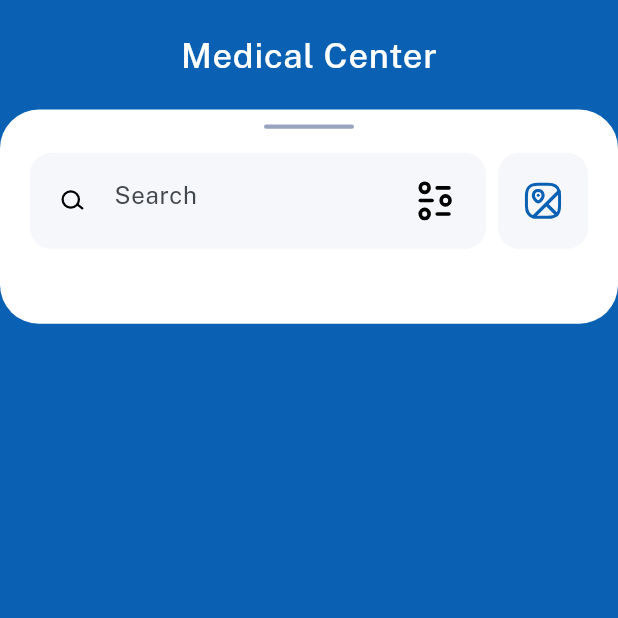
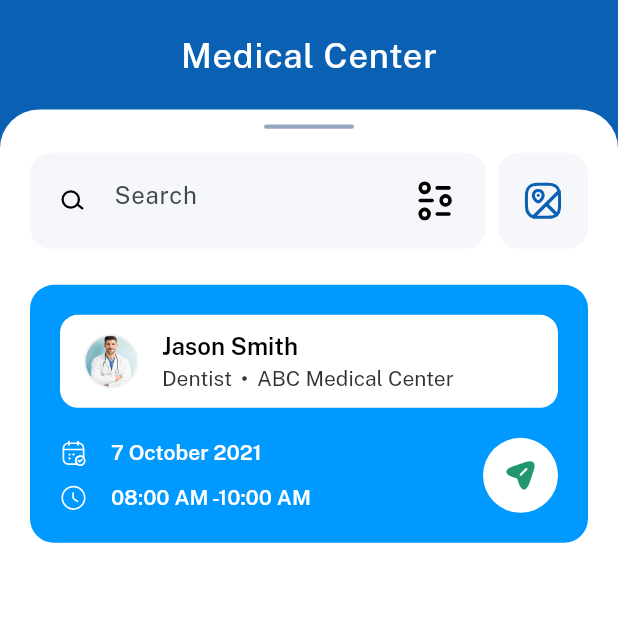
Before and after one commit to Ekojode/flutter-assesment, a Flutter app: the screen it shows after launch, on a phone screen of 412 x 824 dp, the top half of it. Run offline on Flutter 3.47's test engine with Material 3 defaults, Android fonts, the phone set to English and light mode, and no system bars; our stand-ins replace flutter_svg.

Commit message:
Implemented Main Doctor Card

```diff
--- a/paxform_medical/lib/core/constants/app_assets.dart
+++ b/paxform_medical/lib/core/constants/app_assets.dart
@@ -3,6 +3,7 @@ class AppAssets {
   static const String calendarIcon = "assets/icons/calendar_icon.svg";
   static const String calendarTickIcon = "assets/icons/calendar_tick_icon.svg";
   static const String clockIcon = "assets/icons/clock_icon.svg";
+  static const String clockIconWhite = "assets/icons/clock_white_icon.svg";
   static const String dermisIcon = "assets/icons/dermis_icon.svg";
   static const String doctorAppointmentIcon =
       "assets/icons/doctor_appointment_icon.svg";
@@ -16,7 +17,7 @@ class AppAssets {
   static const String lungsIcon = "assets/icons/lungs_icon.svg";
   static const String mapIcon = "assets/icons/map_icon.svg";
   static const String searchIcon = "assets/icons/search_icon.svg";
-  static const String sendIcon = "assets/icons/search_icon.svg";
+  static const String sendIcon = "assets/icons/send_icon.svg";
   static const String settingsIcon = "assets/icons/settings_icon.svg";
   static const String starIcon = "assets/icons/star_icon.svg";
   static const String stethoscopeIcon = "assets/icons/stethoscope_icon.svg";
--- a/paxform_medical/lib/main.dart
+++ b/paxform_medical/lib/main.dart
@@ -13,7 +13,8 @@ class MyApp extends StatelessWidget {
   @override
   Widget build(BuildContext context) {
     return MaterialApp(
-      title: 'Flutter Demo',
+      title: 'Paxforms Medical',
+      debugShowCheckedModeBanner: false,
       theme: ThemeData(
         fontFamily: 'PublicSans',
         colorScheme: ColorScheme.fromSeed(seedColor: AppColors.primary),
--- a/paxform_medical/lib/ui/screens/dashboard_view.dart
+++ b/paxform_medical/lib/ui/screens/dashboard_view.dart
@@ -39,7 +39,15 @@ class DashboardView extends StatelessWidget {
                   borderRadius: BorderRadius.circular(26),
                 ),
                 child: Column(
-                  children: [LittleDivider(), AppSpacing.v16, AppSearchBar()],
+                  children: [
+                    LittleDivider(),
+                    AppSpacing.v16,
+                    AppSearchBar(),
+                    AppSpacing.v24,
+                    MainDoctor(),
+                    AppSpacing.v24,
+                    SizedBox(height: 10000),
+                  ],
                 ),
               ),
             ],
--- /dev/null
+++ b/paxform_medical/lib/ui/widgets/main_doctor.dart
@@ -0,0 +1,137 @@
+import 'package:flutter/material.dart';
+import 'package:flutter_svg/svg.dart';
+
+import '../../core/core.dart';
+
+class MainDoctor extends StatelessWidget {
+  const MainDoctor({super.key});
+
+  @override
+  Widget build(BuildContext context) {
+    return Container(
+      width: double.infinity,
+      height: 172,
+      padding: EdgeInsets.symmetric(horizontal: 20),
+      alignment: Alignment.center,
+      decoration: BoxDecoration(
+        color: AppColors.primaryAccent,
+        borderRadius: BorderRadius.circular(16),
+      ),
+      child: Column(
+        mainAxisAlignment: MainAxisAlignment.spaceEvenly,
+        children: [
+          Container(
+            height: 62,
+            decoration: BoxDecoration(
+              color: AppColors.white,
+              borderRadius: BorderRadius.circular(12),
+            ),
+            child: Row(
+              children: [
+                AppSpacing.h16,
+                CircleAvatar(radius: 18, child: Image.asset(AppAssets.drJason)),
+                AppSpacing.h16,
+                Column(
+                  mainAxisAlignment: MainAxisAlignment.center,
+                  crossAxisAlignment: CrossAxisAlignment.start,
+
+                  children: [
+                    Text(
+                      "Jason Smith",
+                      style: TextStyle(
+                        fontSize: 16,
+                        fontWeight: FontWeight.w600,
+                        letterSpacing: 0,
+                        color: AppColors.primaryText,
+                      ),
+                    ),
+
+                    Row(
+                      children: [
+                        Text(
+                          "Dentist  ",
+                          style: TextStyle(
+                            letterSpacing: 0,
+                            color: AppColors.secondaryText,
+                          ),
+                        ),
+                        Container(
+                          height: 3,
+                          width: 3,
+                          decoration: BoxDecoration(
+                            shape: BoxShape.circle,
+                            color: AppColors.secondaryText,
+                          ),
+                        ),
+                        Text(
+                          "  ABC Medical Center",
+                          style: TextStyle(
+                            letterSpacing: 0,
+                            color: AppColors.secondaryText,
+                          ),
+                        ),
+                      ],
+                    ),
+                  ],
+                ),
+              ],
+            ),
+          ),
+          Row(
+            children: [
+              SizedBox(
+                height: 50,
+                child: Column(
+                  mainAxisAlignment: MainAxisAlignment.center,
+                  crossAxisAlignment: CrossAxisAlignment.start,
+                  children: [
+                    Row(
+                      children: [
+                        SvgPicture.asset(AppAssets.calendarTickIcon),
+                        AppSpacing.h16,
+                        Text(
+                          "7 October 2021",
+                          style: TextStyle(
+                            color: AppColors.white,
+                            fontWeight: FontWeight.w600,
+                            letterSpacing: 0,
+                          ),
+                        ),
+                      ],
+                    ),
+                    Spacer(),
+                    Row(
+                      children: [
+                        SvgPicture.asset(AppAssets.clockIconWhite),
+                        AppSpacing.h16,
+                        Text(
+                          "08:00 AM -10:00 AM",
+                          style: TextStyle(
+                            color: AppColors.white,
+                            fontWeight: FontWeight.w600,
+                            letterSpacing: 0,
+                          ),
+                        ),
+                      ],
+                    ),
+                  ],
+                ),
+              ),
+              Spacer(),
+              Container(
+                height: 50,
+                width: 50,
+                alignment: Alignment.center,
+                decoration: BoxDecoration(
+                  shape: BoxShape.circle,
+                  color: AppColors.white,
+                ),
+                child: SvgPicture.asset(AppAssets.sendIcon),
+              ),
+            ],
+          ),
+        ],
+      ),
+    );
+  }
+}
--- a/paxform_medical/lib/ui/widgets/widgets.dart
+++ b/paxform_medical/lib/ui/widgets/widgets.dart
@@ -1,2 +1,3 @@
 export './little_divider.dart';
 export './search_bar.dart';
+export './main_doctor.dart';
```
Also changed, not shown: paxform_medical/assets/icons/clock_white_icon.svg (added).
